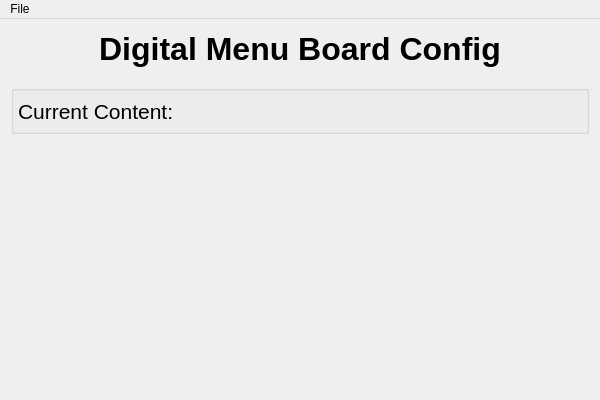
Above: ezdmb/View/MainWindow.ui from justinmichaelvieira/ezdmb before the change. Below: the same form after it.
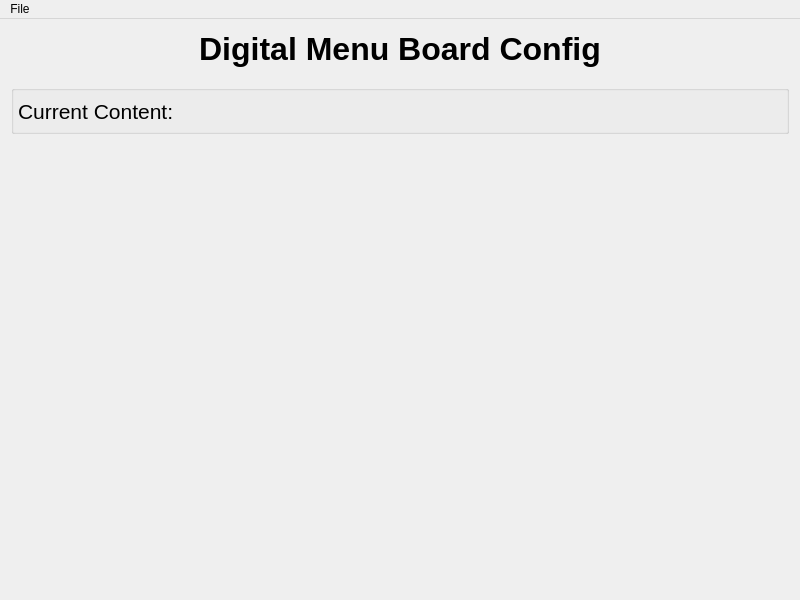
That is the form after the change.

```diff
--- a/ezdmb/View/MainWindow.ui
+++ b/ezdmb/View/MainWindow.ui
@@ -6,16 +6,10 @@
    <rect>
     <x>0</x>
     <y>0</y>
-    <width>600</width>
-    <height>400</height>
+    <width>800</width>
+    <height>600</height>
    </rect>
   </property>
-  <property name="minimumSize">
-   <size>
-    <width>600</width>
-    <height>400</height>
-   </size>
-  </property>
   <property name="windowTitle">
    <string>DMB Configuration</string>
   </property>
@@ -59,7 +53,7 @@
       <item row="0" column="0">
        <widget class="QLabel" name="mainWindowCurrentContent">
         <property name="sizePolicy">
-         <sizepolicy hsizetype="MinimumExpanding" vsizetype="MinimumExpanding">
+         <sizepolicy hsizetype="Expanding" vsizetype="Expanding">
           <horstretch>0</horstretch>
           <verstretch>0</verstretch>
          </sizepolicy>
@@ -95,14 +89,14 @@
     <item row="0" column="0">
      <widget class="QLabel" name="headerLabel">
       <property name="sizePolicy">
-       <sizepolicy hsizetype="Preferred" vsizetype="Preferred">
+       <sizepolicy hsizetype="Preferred" vsizetype="Fixed">
         <horstretch>0</horstretch>
         <verstretch>0</verstretch>
        </sizepolicy>
       </property>
       <property name="minimumSize">
        <size>
-        <width>500</width>
+        <width>0</width>
         <height>60</height>
        </size>
       </property>
@@ -129,7 +123,7 @@
     <item row="1" column="0">
      <widget class="QGroupBox" name="currentMenuGroupBox">
       <property name="sizePolicy">
-       <sizepolicy hsizetype="Preferred" vsizetype="Preferred">
+       <sizepolicy hsizetype="Preferred" vsizetype="Fixed">
         <horstretch>0</horstretch>
         <verstretch>0</verstretch>
        </sizepolicy>
@@ -212,7 +206,7 @@
     <rect>
      <x>0</x>
      <y>0</y>
-     <width>600</width>
+     <width>800</width>
      <height>29</height>
     </rect>
    </property>
```
